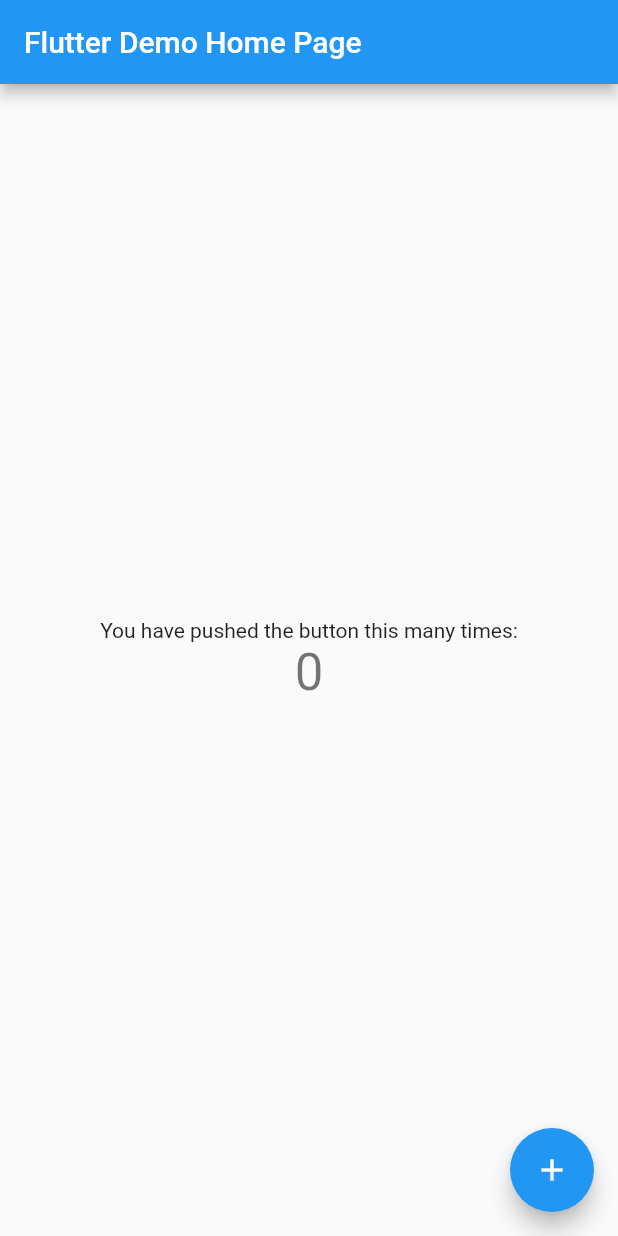
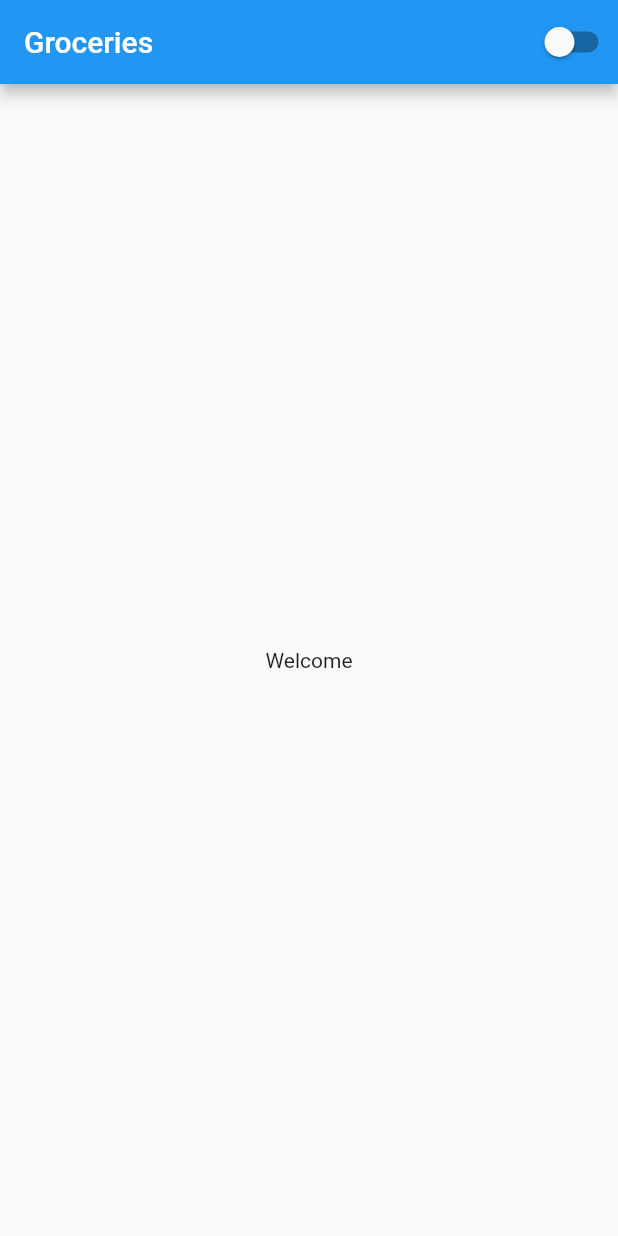
Before and after one commit to JojoDom/E-commerce-App, a Flutter app: the screen it shows after launch, on a phone screen of 412 x 824 dp. Run offline on Flutter 3.47's test engine with Material 2 defaults, Android fonts, the phone set to English and light mode, and no system bars.

Commit message:
added dark theme and light theme

```diff
--- a/groceries/lib/main.dart
+++ b/groceries/lib/main.dart
@@ -1,8 +1,12 @@
 import 'package:flutter/material.dart';
+import 'package:groceries/theme/theme_constants.dart';
+import 'package:groceries/theme/theme_manager.dart';
 
 void main() {
   runApp(const MyApp());
 }
+
+ThemeManager _themeManager = ThemeManager();
 
 class MyApp extends StatelessWidget {
   const MyApp({Key? key}) : super(key: key);
@@ -12,104 +16,37 @@ class MyApp extends StatelessWidget {
   Widget build(BuildContext context) {
     return MaterialApp(
       title: 'Flutter Demo',
-      theme: ThemeData(
-        // This is the theme of your application.
-        //
-        // Try running your application with "flutter run". You'll see the
-        // application has a blue toolbar. Then, without quitting the app, try
-        // changing the primarySwatch below to Colors.green and then invoke
-        // "hot reload" (press "r" in the console where you ran "flutter run",
-        // or simply save your changes to "hot reload" in a Flutter IDE).
-        // Notice that the counter didn't reset back to zero; the application
-        // is not restarted.
-        primarySwatch: Colors.blue,
-      ),
-      home: const MyHomePage(title: 'Flutter Demo Home Page'),
+      theme: lightTheme,
+      darkTheme: darkTheme,
+      themeMode: _themeManager.themeMode,
+      home: const MyHomePage(),
     );
   }
 }
 
 class MyHomePage extends StatefulWidget {
-  const MyHomePage({Key? key, required this.title}) : super(key: key);
-
-  // This widget is the home page of your application. It is stateful, meaning
-  // that it has a State object (defined below) that contains fields that affect
-  // how it looks.
-
-  // This class is the configuration for the state. It holds the values (in this
-  // case the title) provided by the parent (in this case the App widget) and
-  // used by the build method of the State. Fields in a Widget subclass are
-  // always marked "final".
-
-  final String title;
-
+  const MyHomePage({Key? key,}) : super(key: key);
   @override
   State<MyHomePage> createState() => _MyHomePageState();
 }
 
 class _MyHomePageState extends State<MyHomePage> {
-  int _counter = 0;
-
-  void _incrementCounter() {
-    setState(() {
-      // This call to setState tells the Flutter framework that something has
-      // changed in this State, which causes it to rerun the build method below
-      // so that the display can reflect the updated values. If we changed
-      // _counter without calling setState(), then the build method would not be
-      // called again, and so nothing would appear to happen.
-      _counter++;
-    });
-  }
-
   @override
   Widget build(BuildContext context) {
-    // This method is rerun every time setState is called, for instance as done
-    // by the _incrementCounter method above.
-    //
-    // The Flutter framework has been optimized to make rerunning build methods
-    // fast, so that you can just rebuild anything that needs updating rather
-    // than having to individually change instances of widgets.
     return Scaffold(
       appBar: AppBar(
-        // Here we take the value from the MyHomePage object that was created by
-        // the App.build method, and use it to set our appbar title.
-        title: Text(widget.title),
+        title:  const Text('Groceries'),
+        actions: [
+          Switch(
+              value: _themeManager.themeMode == ThemeMode.dark,
+              onChanged: (newValue) {
+                _themeManager.toggleTheme(newValue);
+              })
+        ],
       ),
-      body: Center(
-        // Center is a layout widget. It takes a single child and positions it
-        // in the middle of the parent.
-        child: Column(
-          // Column is also a layout widget. It takes a list of children and
-          // arranges them vertically. By default, it sizes itself to fit its
-          // children horizontally, and tries to be as tall as its parent.
-          //
-          // Invoke "debug painting" (press "p" in the console, choose the
-          // "Toggle Debug Paint" action from the Flutter Inspector in Android
-          // Studio, or the "Toggle Debug Paint" command in Visual Studio Code)
-          // to see the wireframe for each widget.
-          //
-          // Column has various properties to control how it sizes itself and
-          // how it positions its children. Here we use mainAxisAlignment to
-          // center the children vertically; the main axis here is the vertical
-          // axis because Columns are vertical (the cross axis would be
-          // horizontal).
-          mainAxisAlignment: MainAxisAlignment.center,
-          children: <Widget>[
-            const Text(
-              'You have pushed the button this many times:',
-            ),
-            Text(
-              '$_counter',
-              style: Theme.of(context).textTheme.headline4,
-            ),
-          ],
-        ),
+      body: const Center(
+        child: Text('Welcome'),
       ),
-      floatingActionButton: FloatingActionButton(
-        onPressed: _incrementCounter,
-        tooltip: 'Increment',
-        child: const Icon(Icons.add),
-      ), // This trailing comma makes auto-formatting nicer for build methods.
     );
   }
 }
--- /dev/null
+++ b/groceries/lib/theme/theme_constants.dart
@@ -0,0 +1,7 @@
+import 'package:flutter/material.dart';
+
+ThemeData lightTheme = ThemeData(
+  brightness: Brightness.light);
+
+ThemeData darkTheme = ThemeData(
+  brightness: Brightness.dark);
```
Also changed, not shown: groceries/lib/theme/theme_manager.dart (added, +11 -0 lines), groceries/lib/utilities/helper_widget.dart (added, +13 -0 lines).
